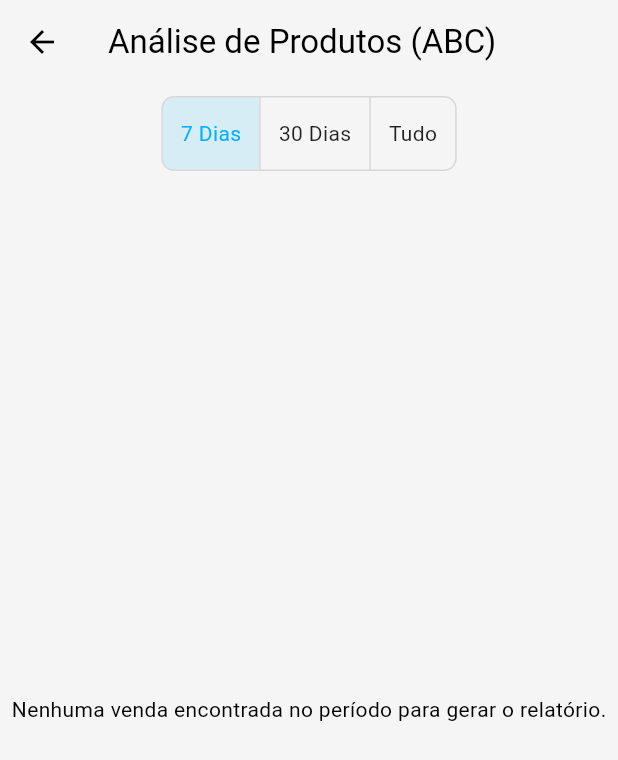
After one commit to RodrigoCosta1983/storeconnect, a Flutter app: the AbcReportScreen screen opened directly, after a tap on "7 Dias", on a phone screen of 412 x 824 dp. The commit adds this screen. Shown: the top 760 px of the screen. Run offline on Flutter 3.47's test engine with Material 3 defaults, Android fonts, the light colour scheme and no system bars; our stand-ins replace cloud_firestore, firebase_auth, firebase_core, firebase_storage, fl_chart, image_picker and 2 more; accounts and stored records are empty.

Commit message:
Add ABC report screen and product model for sales analysis

```diff
--- /dev/null
+++ b/lib/models/abc_product_model.dart
@@ -0,0 +1,18 @@
+// lib/models/abc_product_model.dart
+class AbcProduct {
+  final String productId;
+  final String productName;
+  double totalRevenue;
+  int totalQuantity;
+  double percentageOfTotal;
+  String classification;
+
+  AbcProduct({
+    required this.productId,
+    required this.productName,
+    this.totalRevenue = 0.0,
+    this.totalQuantity = 0,
+    this.percentageOfTotal = 0.0,
+    this.classification = '',
+  });
+}
--- a/lib/providers/sales_provider.dart
+++ b/lib/providers/sales_provider.dart
@@ -1,13 +1,16 @@
+// lib/providers/sales_provider.dart
+
 import 'package:flutter/foundation.dart';
 import 'package:cloud_firestore/cloud_firestore.dart';
 import 'package:firebase_auth/firebase_auth.dart';
 
+import '../models/abc_product_model.dart'; // Importa o modelo ABC
 import '../models/customer_model.dart';
 import '../providers/cart_provider.dart';
 import './cash_flow_provider.dart';
 
 class SalesProvider with ChangeNotifier {
-
+  // SUAS FUNÇÕES EXISTENTES (addOrder, addInstantSale, markOrderAsPaid)
   Future<void> addOrder({
     required List<CartItem> cartProducts,
     required double total,
@@ -23,7 +26,6 @@ class SalesProvider with ChangeNotifier {
     final firestore = FirebaseFirestore.instance;
 
     await firestore.runTransaction((transaction) async {
-      // FASE 1: LEITURA E VALIDAÇÃO
       final List<Map<String, dynamic>> productsToUpdate = [];
       for (var cartItem in cartProducts) {
         final productDocRef = firestore.collection('users').doc(userId).collection('products').doc(cartItem.id);
@@ -44,7 +46,6 @@ class SalesProvider with ChangeNotifier {
         });
       }
 
-      // FASE 2: ESCRITA
       for (var productUpdate in productsToUpdate) {
         transaction.update(productUpdate['ref'], {'quantity': productUpdate['newQuantity']});
       }
@@ -85,7 +86,6 @@ class SalesProvider with ChangeNotifier {
     final firestore = FirebaseFirestore.instance;
 
     await firestore.runTransaction((transaction) async {
-      // FASE 1: LEITURA E VALIDAÇÃO
       final List<Map<String, dynamic>> productsToUpdate = [];
       for (var cartItem in cartProducts) {
         final productDocRef = firestore.collection('users').doc(userId).collection('products').doc(cartItem.id);
@@ -106,7 +106,6 @@ class SalesProvider with ChangeNotifier {
         });
       }
 
-      // FASE 2: ESCRITA
       for (var productUpdate in productsToUpdate) {
         transaction.update(productUpdate['ref'], {'quantity': productUpdate['newQuantity']});
       }
@@ -144,10 +143,78 @@ class SalesProvider with ChangeNotifier {
         'isPaid': true,
       });
       cashFlow.addIncome(orderAmount);
-      print('Pedido $orderId marcado como pago no Firestore.');
     } catch (error) {
-      print('Erro ao marcar como pago: $error');
       throw error;
     }
   }
+
+  // --- NOVA FUNÇÃO DE ANÁLISE ABC ---
+  Future<List<AbcProduct>> calculateAbcAnalysis({DateTime? startDate}) async {
+    final user = FirebaseAuth.instance.currentUser;
+    if (user == null) return [];
+
+    final firestore = FirebaseFirestore.instance;
+
+    Query salesQuery = firestore.collection('users').doc(user.uid).collection('sales');
+
+    if (startDate != null) {
+      salesQuery = salesQuery.where('date', isGreaterThanOrEqualTo: startDate);
+    }
+
+    final salesSnapshot = await salesQuery.get();
+    if (salesSnapshot.docs.isEmpty) return [];
+
+    final Map<String, AbcProduct> productPerformance = {};
+    double totalRevenueAllProducts = 0;
+
+    for (var saleDoc in salesSnapshot.docs) {
+      final saleData = saleDoc.data() as Map<String, dynamic>;
+      final List<dynamic> items = saleData['products'] ?? [];
+
+      for (var item in items) {
+        final productId = item['productId'];
+        final productName = item['name'];
+        final quantity = item['quantity'] as int;
+        final price = item['price'] as num;
+        final revenue = quantity * price;
+
+        totalRevenueAllProducts += revenue;
+
+        productPerformance.update(
+          productId,
+              (existingProduct) {
+            existingProduct.totalRevenue += revenue;
+            existingProduct.totalQuantity += quantity;
+            return existingProduct;
+          },
+          ifAbsent: () => AbcProduct(
+            productId: productId,
+            productName: productName,
+            totalRevenue: revenue.toDouble(),
+            totalQuantity: quantity,
+          ),
+        );
+      }
+    }
+
+    if (totalRevenueAllProducts == 0) return [];
+
+    final sortedProducts = productPerformance.values.toList()
+      ..sort((a, b) => b.totalRevenue.compareTo(a.totalRevenue));
+
+    double cumulativePercentage = 0;
+    for (var product in sortedProducts) {
+      product.percentageOfTotal = (product.totalRevenue / totalRevenueAllProducts) * 100;
+      cumulativePercentage += product.percentageOfTotal;
+
+      if (cumulativePercentage <= 80) {
+        product.classification = 'A';
+      } else if (cumulativePercentage <= 95) {
+        product.classification = 'B';
+      } else {
+        product.classification = 'C';
+      }
+    }
+    return sortedProducts;
+  }
 }
--- /dev/null
+++ b/lib/screens/reports/abc_report_screen.dart
@@ -0,0 +1,140 @@
+// lib/screens/reports/abc_report_screen.dart
+
+import 'package:flutter/material.dart';
+import 'package:provider/provider.dart';
+import '../../models/abc_product_model.dart';
+import '../../providers/sales_provider.dart';
+
+// Enum para controlar o período do filtro
+enum ReportPeriod { last7days, last30days, allTime }
+
+class AbcReportScreen extends StatefulWidget {
+  const AbcReportScreen({super.key});
+
+  @override
+  State<AbcReportScreen> createState() => _AbcReportScreenState();
+}
+
+class _AbcReportScreenState extends State<AbcReportScreen> {
+  ReportPeriod _selectedPeriod = ReportPeriod.last30days;
+  Future<List<AbcProduct>>? _abcAnalysisFuture;
+
+  @override
+  void initState() {
+    super.initState();
+    // Inicia o carregamento do relatório ao abrir a tela
+    _generateReport();
+  }
+
+  void _generateReport() {
+    final salesProvider = Provider.of<SalesProvider>(context, listen: false);
+    DateTime? startDate;
+
+    if (_selectedPeriod == ReportPeriod.last7days) {
+      startDate = DateTime.now().subtract(const Duration(days: 7));
+    } else if (_selectedPeriod == ReportPeriod.last30days) {
+      startDate = DateTime.now().subtract(const Duration(days: 30));
+    }
+    // Se for 'allTime', startDate continua null, buscando todos os registros
+
+    // Atribui o Future à variável de estado para o FutureBuilder usar
+    setState(() {
+      _abcAnalysisFuture = salesProvider.calculateAbcAnalysis(startDate: startDate);
+    });
+  }
+
+  // Helper para obter a cor da classe
+  Color _getClassColor(String classification) {
+    switch (classification) {
+      case 'A': return Colors.green.shade600;
+      case 'B': return Colors.blue.shade600;
+      case 'C': return Colors.grey.shade600;
+      default: return Colors.black;
+    }
+  }
+
+  @override
+  Widget build(BuildContext context) {
+    return Scaffold(
+      appBar: AppBar(
+        title: const Text('Análise de Produtos (ABC)'),
+      ),
+      body: Column(
+        children: [
+          // Filtro de período
+          Padding(
+            padding: const EdgeInsets.all(8.0),
+            child: ToggleButtons(
+              isSelected: [
+                _selectedPeriod == ReportPeriod.last7days,
+                _selectedPeriod == ReportPeriod.last30days,
+                _selectedPeriod == ReportPeriod.allTime,
+              ],
+              onPressed: (index) {
+                setState(() {
+                  if (index == 0) _selectedPeriod = ReportPeriod.last7days;
+                  if (index == 1) _selectedPeriod = ReportPeriod.last30days;
+                  if (index == 2) _selectedPeriod = ReportPeriod.allTime;
+                  _generateReport(); // Gera o relatório novamente com o novo filtro
+                });
+              },
+              borderRadius: BorderRadius.circular(8),
+              children: const [
+                Padding(padding: EdgeInsets.symmetric(horizontal: 12), child: Text('7 Dias')),
+                Padding(padding: EdgeInsets.symmetric(horizontal: 12), child: Text('30 Dias')),
+                Padding(padding: EdgeInsets.symmetric(horizontal: 12), child: Text('Tudo')),
+              ],
+            ),
+          ),
+          Expanded(
+            child: FutureBuilder<List<AbcProduct>>(
+              future: _abcAnalysisFuture,
+              builder: (context, snapshot) {
+                if (snapshot.connectionState == ConnectionState.waiting) {
+                  return const Center(child: CircularProgressIndicator());
+                }
+                if (snapshot.hasError) {
+                  return Center(child: Text('Erro ao gerar relatório: ${snapshot.error}'));
+                }
+                if (!snapshot.hasData || snapshot.data!.isEmpty) {
+                  return const Center(child: Text('Nenhuma venda encontrada no período para gerar o relatório.'));
+                }
+
+                final products = snapshot.data!;
+
+                return ListView.builder(
+                  padding: const EdgeInsets.all(8.0),
+                  itemCount: products.length,
+                  itemBuilder: (context, index) {
+                    final product = products[index];
+                    return Card(
+                      elevation: 2,
+                      margin: const EdgeInsets.symmetric(vertical: 6, horizontal: 8),
+                      child: ListTile(
+                        leading: CircleAvatar(
+                          backgroundColor: _getClassColor(product.classification),
+                          child: Text(
+                            product.classification,
+                            style: const TextStyle(fontWeight: FontWeight.bold, color: Colors.white),
+                          ),
+                        ),
+                        title: Text(product.productName, style: const TextStyle(fontWeight: FontWeight.bold)),
+                        subtitle: Text(
+                          '${product.totalQuantity} vendidos | ${product.percentageOfTotal.toStringAsFixed(2)}% da receita',
+                        ),
+                        trailing: Text(
+                          'R\$ ${product.totalRevenue.toStringAsFixed(2)}',
+                          style: const TextStyle(fontWeight: FontWeight.bold, fontSize: 16),
+                        ),
+                      ),
+                    );
+                  },
+                );
+              },
+            ),
+          ),
+        ],
+      ),
+    );
+  }
+}
--- a/lib/screens/sales/new_sale_screen.dart
+++ b/lib/screens/sales/new_sale_screen.dart
@@ -12,6 +12,7 @@ import '../cart/cart_screen.dart';
 import '../dashboard/dashboard_screen.dart';
 import '../management/manage_customers_screen.dart';
 import '../management/manage_products_screen.dart';
+import '../reports/abc_report_screen.dart';
 import '../sales/sales_history_screen.dart';
 
 class NewSaleScreen extends StatefulWidget {
@@ -106,6 +107,16 @@ class _NewSaleScreenState extends State<NewSaleScreen> {
                 Navigator.of(context).pop();
                 Navigator.of(context).push(
                   MaterialPageRoute(builder: (ctx) => const SalesHistoryScreen()),
+                );
+              },
+            ),
+            ListTile(
+              leading: const Icon(Icons.analytics_outlined),
+              title: const Text('Relatórios'),
+              onTap: () {
+                Navigator.of(context).pop();
+                Navigator.of(context).push(
+                  MaterialPageRoute(builder: (ctx) => const AbcReportScreen()),
                 );
               },
             ),
```
Also changed, not shown: 3 other files.
